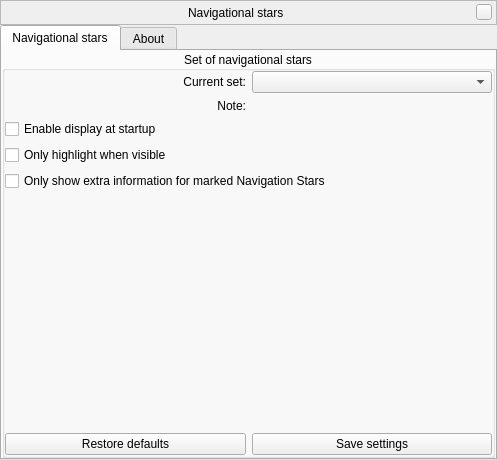
First picture: the form in plugins/NavStars/src/gui/navStarsWindow.ui, repository Stellarium/stellarium, before the edit.
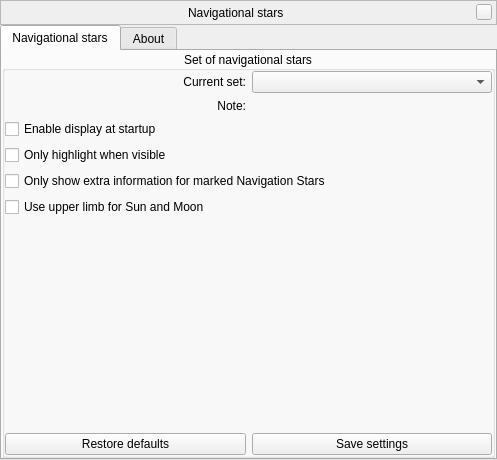
Second picture: the form after the edit. Custom widgets are drawn as their Qt base class.

```diff
--- a/plugins/NavStars/src/gui/navStarsWindow.ui
+++ b/plugins/NavStars/src/gui/navStarsWindow.ui
@@ -253,6 +253,13 @@
             </widget>
           </item>
           <item>
+            <widget class="QCheckBox" name="upperLimb">
+              <property name="text">
+                <string>Use upper limb for Sun and Moon</string>
+              </property>
+            </widget>
+           </item>
+           <item>
            <spacer name="verticalSpacer">
             <property name="orientation">
              <enum>Qt::Vertical</enum>
```
